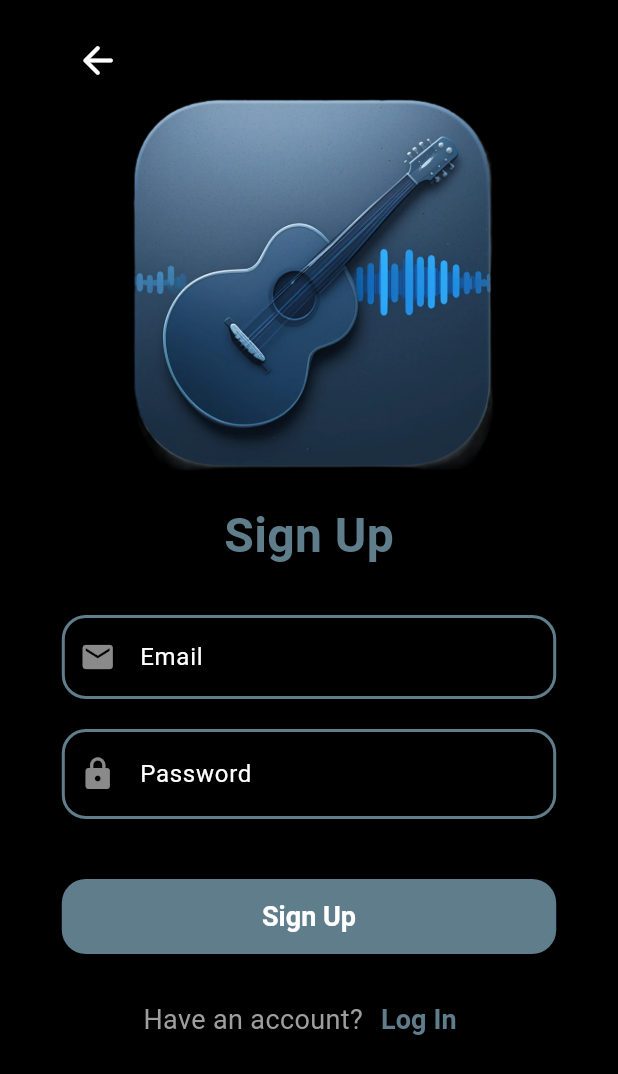
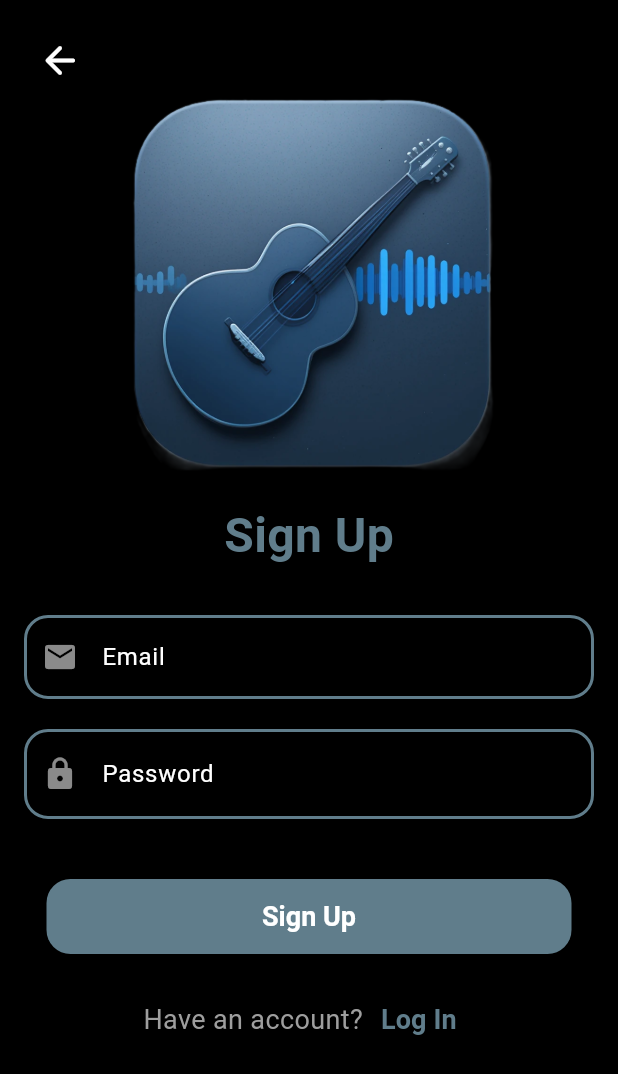
Before and after one commit to Th3-D5-482/Project-SnowCone, a Flutter app: the LogIn screen opened directly, after a tap on "Log In", after a tap on "Sign Up", on a phone screen of 412 x 824 dp. Shown: the top 1074 px of the screen. Run offline on Flutter 3.47's test engine with Material 3 defaults, Android fonts, the phone set to English and light mode, and no system bars; our stand-ins replace firebase_auth, firebase_core, firebase_database, shared_preferences; accounts and stored records are empty.

Commit message:
Th3_D5_482

```diff
--- a/lib/screens/log_in.dart
+++ b/lib/screens/log_in.dart
@@ -20,10 +20,6 @@ class _LogInState extends State<LogIn> {
   late TextEditingController email;
   late TextEditingController password;
 
-  double getResponsivePadding(double width) {
-    return (width * 0.10).clamp(16.0, 600.0);
-  }
-
   @override
   void initState() {
     super.initState();
@@ -40,7 +36,7 @@ class _LogInState extends State<LogIn> {
           child: LayoutBuilder(
             builder: (context, constraints) {
               double screenWidth = constraints.maxWidth;
-              double horizontalPadding = getResponsivePadding(screenWidth);
+              double horizontalPadding = screenWidth > 800 ? 200 : 16;
               return Padding(
                 padding: EdgeInsets.symmetric(
                   horizontal: horizontalPadding,
--- a/lib/screens/sign_up.dart
+++ b/lib/screens/sign_up.dart
@@ -23,10 +23,6 @@ class _SignUpState extends State<SignUp> {
     password = TextEditingController();
   }
 
-  double getResponsivePadding(double width) {
-    return (width * 0.10).clamp(16.0, 600.0);
-  }
-
   @override
   Widget build(BuildContext context) {
     return Scaffold(
@@ -36,7 +32,7 @@ class _SignUpState extends State<SignUp> {
           child: LayoutBuilder(
             builder: (context, constraints) {
               double screenWidth = constraints.maxWidth;
-              double horizontalPadding = getResponsivePadding(screenWidth);
+              double horizontalPadding = screenWidth > 800 ? 200 : 16;
               return Padding(
                 padding: EdgeInsets.symmetric(
                   horizontal: horizontalPadding,
```
Also changed, not shown: lib/screens/home_page.dart (+2 -6 lines), 2 other files.
